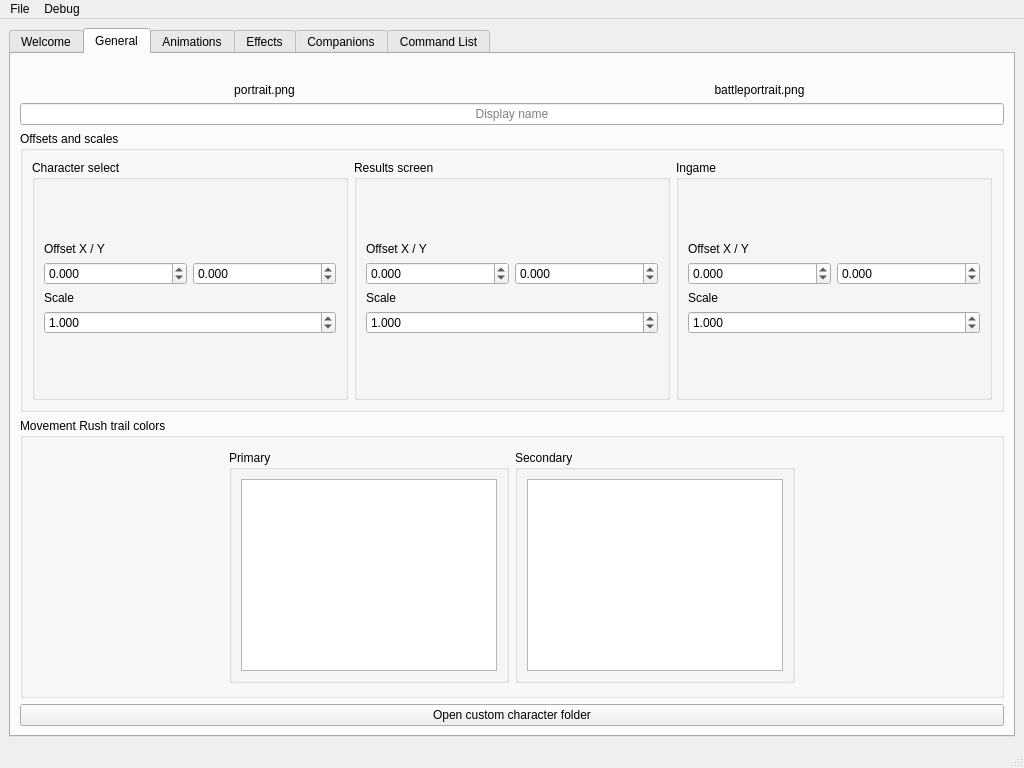
First picture: the form in gui-tool/ui/form.ui, repository headshot2017/smbzg-charloader, before the edit.
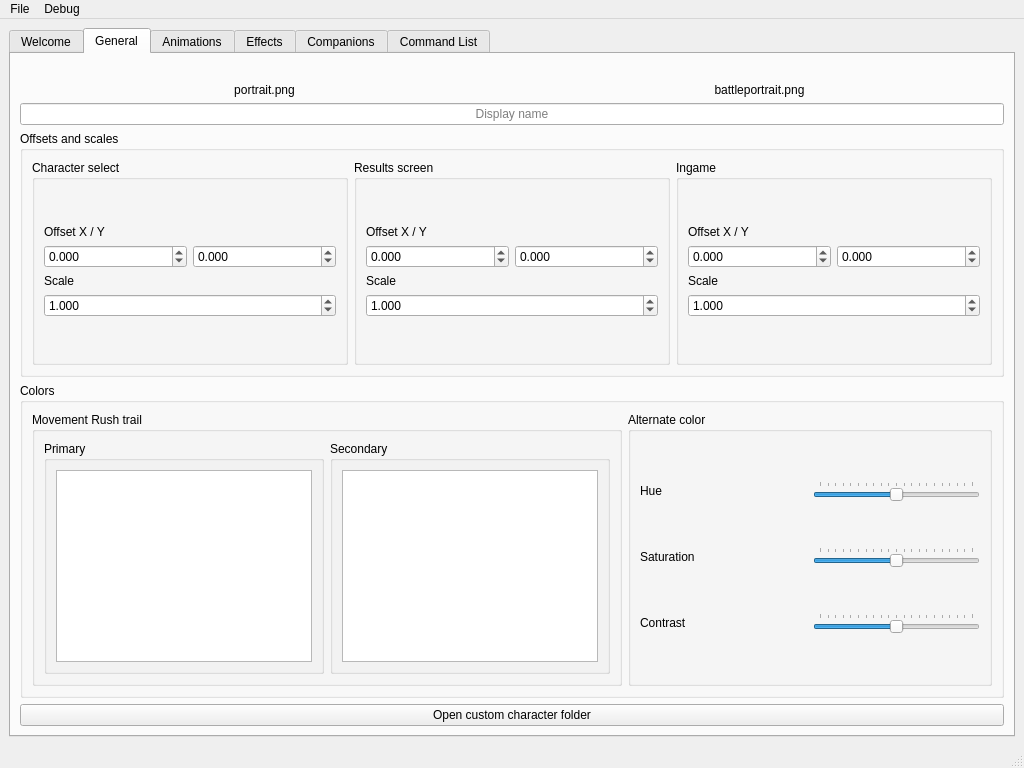
Second picture: the form after the edit. The open tabs and pages were chosen to show the change. Icons and pictures are not drawn. Custom widgets are drawn as their Qt base class.

Commit message: add ability to set character's Alternate Colors

Patch:
```diff
--- a/gui-tool/ui/form.ui
+++ b/gui-tool/ui/form.ui
@@ -514,11 +514,21 @@
           <item>
            <widget class="QGroupBox" name="groupbox_colors">
             <property name="title">
-             <string>Movement Rush trail colors</string>
+             <string>Colors</string>
             </property>
             <layout class="QHBoxLayout" name="horizontalLayout_8">
              <item>
-              <layout class="QHBoxLayout" name="horizontalLayout_7">
+              <widget class="QGroupBox" name="groupBox_3">
+               <property name="sizePolicy">
+                <sizepolicy hsizetype="Expanding" vsizetype="Preferred">
+                 <horstretch>0</horstretch>
+                 <verstretch>0</verstretch>
+                </sizepolicy>
+               </property>
+               <property name="title">
+                <string>Movement Rush trail</string>
+               </property>
+               <layout class="QHBoxLayout" name="horizontalLayout">
                <item>
                 <widget class="QGroupBox" name="groupBox">
                  <property name="sizePolicy">
@@ -563,6 +573,124 @@
                 </widget>
                </item>
               </layout>
+              </widget>
+             </item>
+             <item>
+              <widget class="QGroupBox" name="groupBox_4">
+               <property name="title">
+                <string>Alternate color</string>
+               </property>
+               <layout class="QVBoxLayout" name="verticalLayout_14">
+                <item>
+                 <layout class="QHBoxLayout" name="horizontalLayout_2">
+                  <item>
+                   <widget class="QLabel" name="lbl_hue">
+                    <property name="sizePolicy">
+                     <sizepolicy hsizetype="Expanding" vsizetype="Preferred">
+                      <horstretch>0</horstretch>
+                      <verstretch>0</verstretch>
+                     </sizepolicy>
+                    </property>
+                    <property name="text">
+                     <string>Hue</string>
+                    </property>
+                   </widget>
+                  </item>
+                  <item>
+                   <widget class="QSlider" name="slider_hue">
+                    <property name="minimum">
+                     <number>-200</number>
+                    </property>
+                    <property name="maximum">
+                     <number>200</number>
+                    </property>
+                    <property name="orientation">
+                     <enum>Qt::Horizontal</enum>
+                    </property>
+                    <property name="tickPosition">
+                     <enum>QSlider::TicksAbove</enum>
+                    </property>
+                    <property name="tickInterval">
+                     <number>20</number>
+                    </property>
+                   </widget>
+                  </item>
+                 </layout>
+                </item>
+                <item>
+                 <layout class="QHBoxLayout" name="horizontalLayout_3">
+                  <item>
+                   <widget class="QLabel" name="lbl_saturation">
+                    <property name="sizePolicy">
+                     <sizepolicy hsizetype="Expanding" vsizetype="Preferred">
+                      <horstretch>0</horstretch>
+                      <verstretch>0</verstretch>
+                     </sizepolicy>
+                    </property>
+                    <property name="text">
+                     <string>Saturation</string>
+                    </property>
+                   </widget>
+                  </item>
+                  <item>
+                   <widget class="QSlider" name="slider_saturation">
+                    <property name="minimum">
+                     <number>-200</number>
+                    </property>
+                    <property name="maximum">
+                     <number>200</number>
+                    </property>
+                    <property name="orientation">
+                     <enum>Qt::Horizontal</enum>
+                    </property>
+                    <property name="tickPosition">
+                     <enum>QSlider::TicksAbove</enum>
+                    </property>
+                    <property name="tickInterval">
+                     <number>20</number>
+                    </property>
+                   </widget>
+                  </item>
+                 </layout>
+                </item>
+                <item>
+                 <layout class="QHBoxLayout" name="horizontalLayout_4">
+                  <item>
+                   <widget class="QLabel" name="lbl_contrast">
+                    <property name="sizePolicy">
+                     <sizepolicy hsizetype="Expanding" vsizetype="Preferred">
+                      <horstretch>0</horstretch>
+                      <verstretch>0</verstretch>
+                     </sizepolicy>
+                    </property>
+                    <property name="text">
+                     <string>Contrast</string>
+                    </property>
+                   </widget>
+                  </item>
+                  <item>
+                   <widget class="QSlider" name="slider_contrast">
+                    <property name="minimum">
+                     <number>-200</number>
+                    </property>
+                    <property name="maximum">
+                     <number>200</number>
+                    </property>
+                    <property name="orientation">
+                     <enum>Qt::Horizontal</enum>
+                    </property>
+                    <property name="tickPosition">
+                     <enum>QSlider::TicksAbove</enum>
+                    </property>
+                    <property name="tickInterval">
+                     <number>20</number>
+                    </property>
+                   </widget>
+                  </item>
+                 </layout>
+                </item>
+               </layout>
+              </widget>
              </item>
             </layout>
            </widget>
```
Left out of the diff: 2 changed lines with no effect on the pictures. Lines whose indentation alone changed are shown as unchanged. The commit also changes 2 other files.
